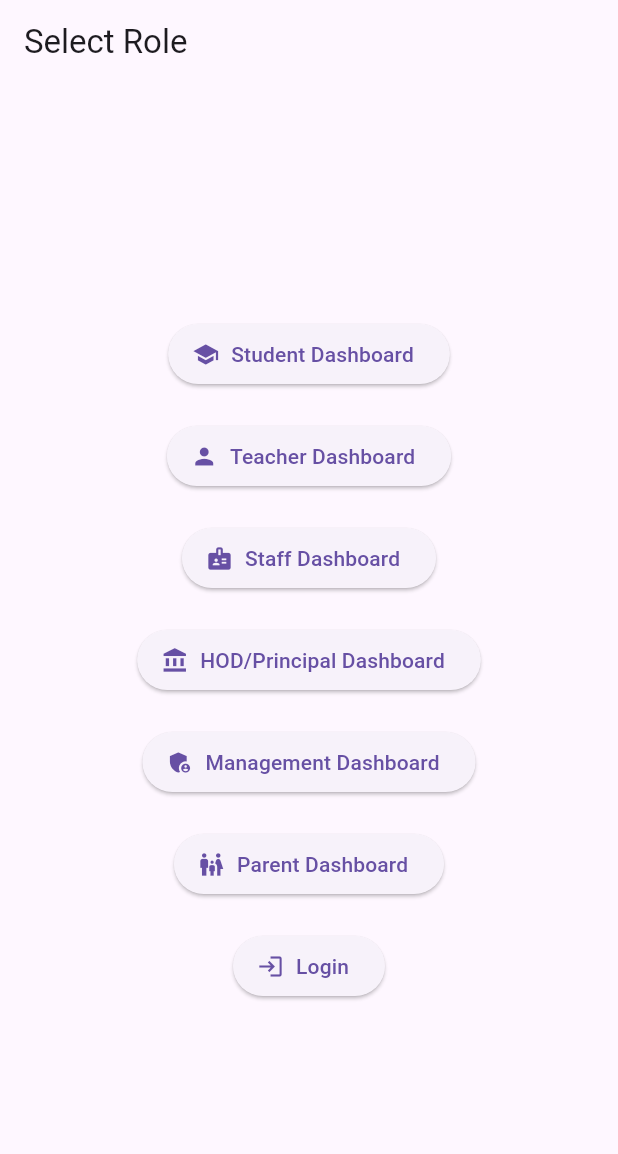
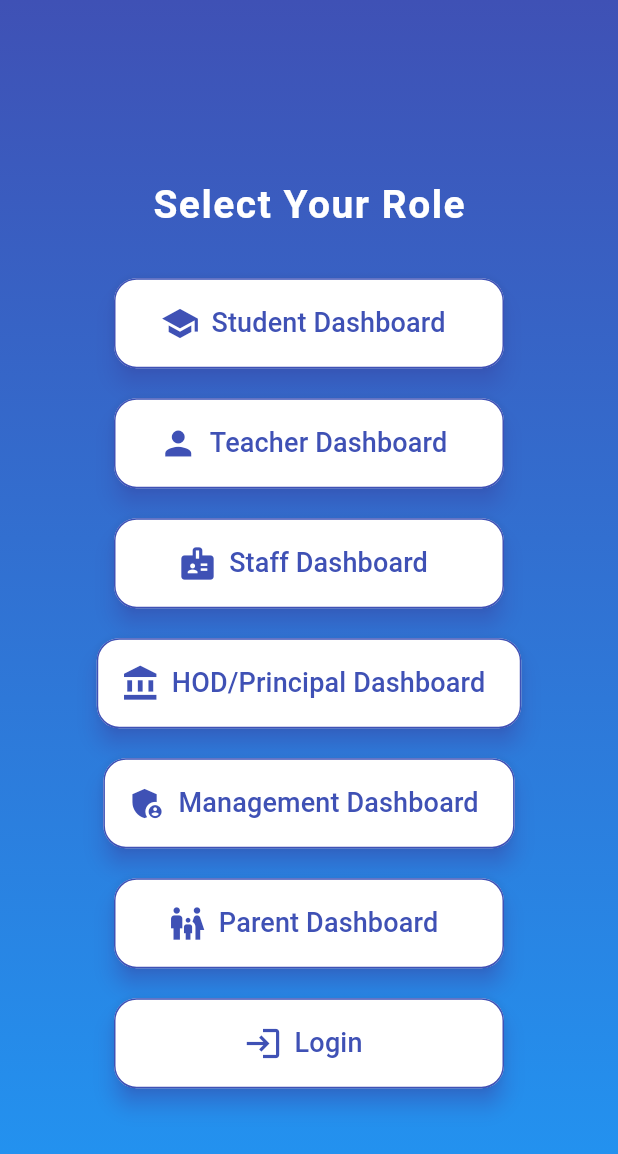
Before and after one commit to tejuxx76/schoolappproject, a Flutter app: the screen it shows after launch, on a phone screen of 412 x 824 dp. Shown: the top 1154 px of the screen. Run offline on Flutter 3.47's test engine with Material 3 defaults, Android fonts, the light colour scheme and no system bars; our stand-ins replace shared_preferences.

Commit message:
Update main.dart

```diff
--- a/lib/main.dart
+++ b/lib/main.dart
@@ -19,7 +19,8 @@ class MyApp extends StatelessWidget {
     return MaterialApp(
       title: 'Practice School App',
       theme: ThemeData(
-        primarySwatch: Colors.blue,
+        primarySwatch: Colors.indigo,
+        fontFamily: 'Roboto',
       ),
       home: const RoleSelector(),
       debugShowCheckedModeBanner: false,
@@ -30,20 +31,69 @@ class MyApp extends StatelessWidget {
 class RoleSelector extends StatelessWidget {
   const RoleSelector({super.key});
 
+  Widget customButton({
+    required IconData icon,
+    required String label,
+    required VoidCallback onPressed,
+  }) {
+    return Padding(
+      padding: const EdgeInsets.symmetric(vertical: 10),
+      child: ElevatedButton.icon(
+        icon: Icon(icon, size: 26),
+        label: Padding(
+          padding: const EdgeInsets.symmetric(vertical: 14),
+          child: Text(
+            label,
+            style: const TextStyle(fontSize: 18, fontWeight: FontWeight.w500),
+          ),
+        ),
+        onPressed: onPressed,
+        style: ElevatedButton.styleFrom(
+          backgroundColor: Colors.white,
+          foregroundColor: Colors.indigo,
+          minimumSize: const Size(260, 60),
+          elevation: 6,
+          shadowColor: Colors.indigoAccent,
+          shape: RoundedRectangleBorder(
+            borderRadius: BorderRadius.circular(15),
+            side: const BorderSide(color: Colors.indigo, width: 1),
+          ),
+        ),
+      ),
+    );
+  }
+
   @override
   Widget build(BuildContext context) {
     return Scaffold(
-      appBar: AppBar(
-        title: const Text('Select Role'),
+      body: Container(
+        decoration: const BoxDecoration(
+          gradient: LinearGradient(
+            colors: [Color(0xFF3F51B5), Color(0xFF2196F3)],
+            begin: Alignment.topCenter,
+            end: Alignment.bottomCenter,
           ),
-      body: Center(
+        ),
+        child: SafeArea(
+          child: Center(
             child: SingleChildScrollView(
               child: Column(
-            mainAxisAlignment: MainAxisAlignment.center,
                 children: [
-              ElevatedButton.icon(
-                icon: const Icon(Icons.school),
-                label: const Text("Student Dashboard"),
+                  const Padding(
+                    padding: EdgeInsets.only(top: 30, bottom: 20),
+                    child: Text(
+                      'Select Your Role',
+                      style: TextStyle(
+                        color: Colors.white,
+                        fontSize: 26,
+                        fontWeight: FontWeight.bold,
+                        letterSpacing: 1,
+                      ),
+                    ),
+                  ),
+                  customButton(
+                    icon: Icons.school,
+                    label: "Student Dashboard",
                     onPressed: () {
                       Navigator.push(
                         context,
@@ -51,10 +101,9 @@ class RoleSelector extends StatelessWidget {
                       );
                     },
                   ),
-              const SizedBox(height: 20),
-              ElevatedButton.icon(
-                icon: const Icon(Icons.person),
-                label: const Text("Teacher Dashboard"),
+                  customButton(
+                    icon: Icons.person,
+                    label: "Teacher Dashboard",
                     onPressed: () {
                       Navigator.push(
                         context,
@@ -62,10 +111,9 @@ class RoleSelector extends StatelessWidget {
                       );
                     },
                   ),
-              const SizedBox(height: 20),
-              ElevatedButton.icon(
-                icon: const Icon(Icons.badge),
-                label: const Text("Staff Dashboard"),
+                  customButton(
+                    icon: Icons.badge,
+                    label: "Staff Dashboard",
                     onPressed: () {
                       Navigator.push(
                         context,
@@ -73,10 +121,9 @@ class RoleSelector extends StatelessWidget {
                       );
                     },
                   ),
-              const SizedBox(height: 20),
-              ElevatedButton.icon(
-                icon: const Icon(Icons.account_balance),
-                label: const Text("HOD/Principal Dashboard"),
+                  customButton(
+                    icon: Icons.account_balance,
+                    label: "HOD/Principal Dashboard",
                     onPressed: () {
                       Navigator.push(
                         context,
@@ -84,10 +131,9 @@ class RoleSelector extends StatelessWidget {
                       );
                     },
                   ),
-              const SizedBox(height: 20),
-              ElevatedButton.icon(
-                icon: const Icon(Icons.admin_panel_settings),
-                label: const Text("Management Dashboard"),
+                  customButton(
+                    icon: Icons.admin_panel_settings,
+                    label: "Management Dashboard",
                     onPressed: () {
                       Navigator.push(
                         context,
@@ -95,10 +141,9 @@ class RoleSelector extends StatelessWidget {
                       );
                     },
                   ),
-              const SizedBox(height: 20),
-              ElevatedButton.icon(
-                icon: const Icon(Icons.family_restroom),
-                label: const Text("Parent Dashboard"),
+                  customButton(
+                    icon: Icons.family_restroom,
+                    label: "Parent Dashboard",
                     onPressed: () {
                       Navigator.push(
                         context,
@@ -106,10 +151,9 @@ class RoleSelector extends StatelessWidget {
                       );
                     },
                   ),
-              const SizedBox(height: 20),
-              ElevatedButton.icon(
-                icon: const Icon(Icons.login),
-                label: const Text("Login"),
+                  customButton(
+                    icon: Icons.login,
+                    label: "Login",
                     onPressed: () {
                       Navigator.push(
                         context,
@@ -121,6 +165,8 @@ class RoleSelector extends StatelessWidget {
               ),
             ),
           ),
+        ),
+      ),
     );
   }
 }
```
Lines whose indentation alone changed are shown as unchanged.
